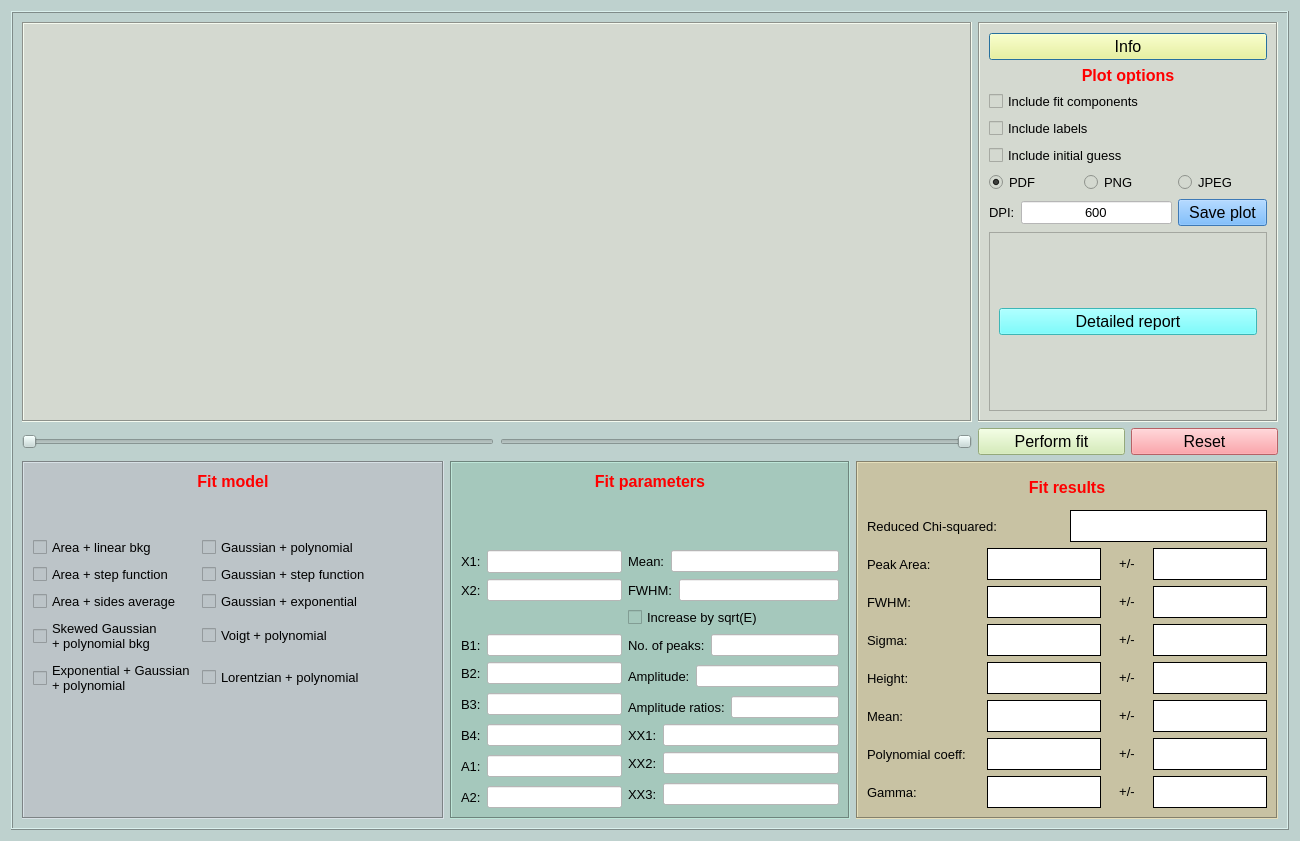
The window that nasagamma/win_adv_fit.ui (mauricioAyllon/NASA-gamma) describes before a commit, drawn with Qt 5.
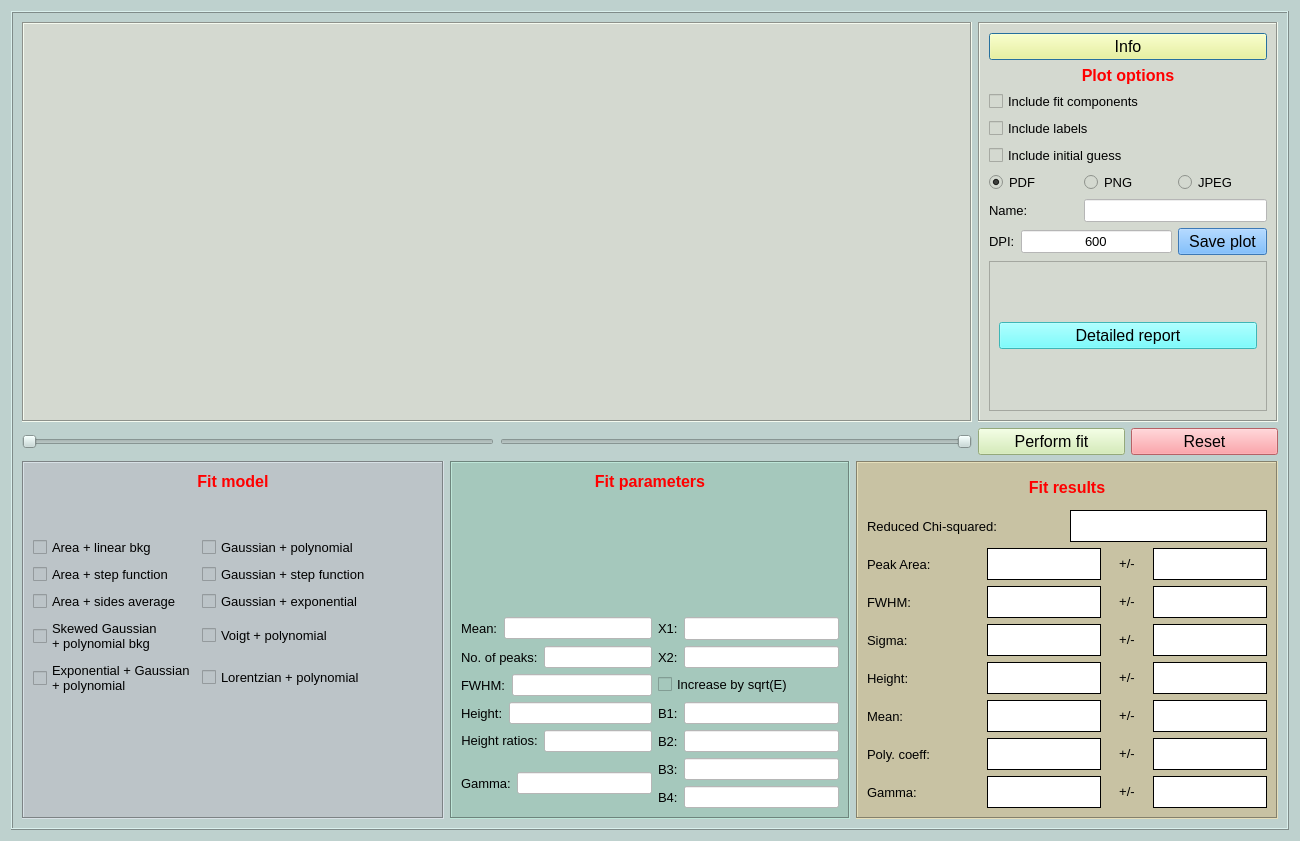
The same window after the commit. Custom widgets are drawn as their Qt base class.

Commit message: Improved advanced fit layout

```diff
--- a/nasagamma/win_adv_fit.ui
+++ b/nasagamma/win_adv_fit.ui
@@ -170,18 +170,55 @@
            </item>
            <item>
             <layout class="QGridLayout" name="gridLayout_10">
-             <item row="0" column="2">
-              <widget class="QRadioButton" name="radioButton_3">
+             <item row="2" column="2">
+              <widget class="QPushButton" name="pushButton_3">
                <property name="font">
                 <font>
-                 <pointsize>10</pointsize>
+                 <pointsize>12</pointsize>
                 </font>
                </property>
+               <property name="styleSheet">
+                <string notr="true">background-color: rgb(85, 170, 255);</string>
+               </property>
                <property name="text">
-                <string>JPEG</string>
+                <string>Save plot</string>
                </property>
               </widget>
              </item>
+             <item row="2" column="0" colspan="2">
+              <layout class="QGridLayout" name="gridLayout_9">
+               <item row="1" column="0">
+                <widget class="QLabel" name="label_4">
+                 <property name="font">
+                  <font>
+                   <pointsize>10</pointsize>
+                  </font>
+                 </property>
+                 <property name="text">
+                  <string>DPI:</string>
+                 </property>
+                </widget>
+               </item>
+               <item row="1" column="1">
+                <widget class="QLineEdit" name="lineEdit">
+                 <property name="font">
+                  <font>
+                   <pointsize>10</pointsize>
+                  </font>
+                 </property>
+                 <property name="styleSheet">
+                  <string notr="true">background-color: rgb(255, 255, 255);</string>
+                 </property>
+                 <property name="text">
+                  <string>600</string>
+                 </property>
+                 <property name="alignment">
+                  <set>Qt::AlignCenter</set>
+                 </property>
+                </widget>
+               </item>
+              </layout>
+             </item>
              <item row="0" column="1">
               <widget class="QRadioButton" name="radioButton_2">
                <property name="font">
@@ -197,18 +234,15 @@
                </property>
               </widget>
              </item>
-             <item row="1" column="2">
-              <widget class="QPushButton" name="pushButton_3">
+             <item row="0" column="2">
+              <widget class="QRadioButton" name="radioButton_3">
                <property name="font">
                 <font>
-                 <pointsize>12</pointsize>
+                 <pointsize>10</pointsize>
                 </font>
                </property>
-               <property name="styleSheet">
-                <string notr="true">background-color: rgb(85, 170, 255);</string>
-               </property>
                <property name="text">
-                <string>Save plot</string>
+                <string>JPEG</string>
                </property>
               </widget>
              </item>
@@ -227,39 +261,29 @@
                </property>
               </widget>
              </item>
-             <item row="1" column="0" colspan="2">
-              <layout class="QGridLayout" name="gridLayout_9">
-               <item row="0" column="0">
-                <widget class="QLabel" name="label_4">
-                 <property name="font">
-                  <font>
-                   <pointsize>10</pointsize>
-                  </font>
-                 </property>
-                 <property name="text">
-                  <string>DPI:</string>
-                 </property>
-                </widget>
-               </item>
-               <item row="0" column="1">
-                <widget class="QLineEdit" name="lineEdit">
-                 <property name="font">
-                  <font>
-                   <pointsize>10</pointsize>
-                  </font>
-                 </property>
-                 <property name="styleSheet">
-                  <string notr="true">background-color: rgb(255, 255, 255);</string>
-                 </property>
-                 <property name="text">
-                  <string>600</string>
-                 </property>
-                 <property name="alignment">
-                  <set>Qt::AlignCenter</set>
-                 </property>
-                </widget>
-               </item>
-              </layout>
+             <item row="1" column="0">
+              <widget class="QLabel" name="label_17">
+               <property name="font">
+                <font>
+                 <pointsize>10</pointsize>
+                </font>
+               </property>
+               <property name="text">
+                <string>Name:</string>
+               </property>
+              </widget>
+             </item>
+             <item row="1" column="1" colspan="2">
+              <widget class="QLineEdit" name="lineEdit_8">
+               <property name="font">
+                <font>
+                 <pointsize>10</pointsize>
+                </font>
+               </property>
+               <property name="styleSheet">
+                <string notr="true">background-color: rgb(255, 255, 255);</string>
+               </property>
+              </widget>
              </item>
             </layout>
            </item>
@@ -1044,7 +1068,7 @@
                   </font>
                  </property>
                  <property name="text">
-                  <string>Polynomial coeff:</string>
+                  <string>Poly. coeff:</string>
                  </property>
                 </widget>
                </item>
@@ -1219,22 +1243,22 @@
             <layout class="QGridLayout" name="gridLayout_81">
              <item row="2" column="0">
               <layout class="QGridLayout" name="gridLayout_29">
-               <item row="1" column="0">
-                <layout class="QGridLayout" name="gridLayout_14">
+               <item row="6" column="0">
+                <layout class="QGridLayout" name="gridLayout_26">
                  <item row="0" column="0">
-                  <widget class="QLabel" name="label_7">
+                  <widget class="QLabel" name="label_19">
                    <property name="font">
                     <font>
                      <pointsize>10</pointsize>
                     </font>
                    </property>
                    <property name="text">
-                    <string>X2:</string>
+                    <string>Gamma:</string>
                    </property>
                   </widget>
                  </item>
                  <item row="0" column="1">
-                  <widget class="QLineEdit" name="lineEdit_3">
+                  <widget class="QLineEdit" name="lineEdit_gamma">
                    <property name="styleSheet">
                     <string notr="true">background-color: rgb(255, 255, 255);</string>
                    </property>
@@ -1242,7 +1266,79 @@
                  </item>
                 </layout>
                </item>
-               <item row="4" column="0">
+               <item row="2" column="0">
+                <layout class="QGridLayout" name="gridLayout_22">
+                 <item row="0" column="0">
+                  <widget class="QLabel" name="label_9">
+                   <property name="font">
+                    <font>
+                     <pointsize>10</pointsize>
+                    </font>
+                   </property>
+                   <property name="text">
+                    <string>FWHM:</string>
+                   </property>
+                  </widget>
+                 </item>
+                 <item row="0" column="1">
+                  <widget class="QLineEdit" name="lineEdit_fwhm">
+                   <property name="styleSheet">
+                    <string notr="true">background-color: rgb(255, 255, 255);</string>
+                   </property>
+                  </widget>
+                 </item>
+                </layout>
+               </item>
+               <item row="5" column="0">
+                <layout class="QGridLayout" name="gridLayout_25">
+                 <item row="0" column="0">
+                  <widget class="QLabel" name="label_12">
+                   <property name="font">
+                    <font>
+                     <pointsize>10</pointsize>
+                    </font>
+                   </property>
+                   <property name="text">
+                    <string>&lt;html&gt;&lt;head/&gt;&lt;body&gt;&lt;p&gt;Height ratios:&lt;/p&gt;&lt;/body&gt;&lt;/html&gt;</string>
+                   </property>
+                   <property name="alignment">
+                    <set>Qt::AlignCenter</set>
+                   </property>
+                  </widget>
+                 </item>
+                 <item row="0" column="1">
+                  <widget class="QLineEdit" name="lineEdit_height_ratios">
+                   <property name="styleSheet">
+                    <string notr="true">background-color: rgb(255, 255, 255);</string>
+                   </property>
+                  </widget>
+                 </item>
+                </layout>
+               </item>
+               <item row="4" column="1">
+                <layout class="QGridLayout" name="gridLayout_15">
+                 <item row="0" column="0">
+                  <widget class="QLabel" name="label_13">
+                   <property name="font">
+                    <font>
+                     <pointsize>10</pointsize>
+                    </font>
+                   </property>
+                   <property name="text">
+                    <string>B1:</string>
+                   </property>
+                  </widget>
+                 </item>
+                 <item row="0" column="1">
+                  <widget class="QLineEdit" name="lineEdit_B1">
+                   <property name="styleSheet">
+                    <string notr="true">background-color: rgb(255, 255, 255);</string>
+                   </property>
+                  </widget>
+                 </item>
+                </layout>
+               </item>
+               <item row="5" column="1">
                 <layout class="QGridLayout" name="gridLayout_16">
                  <item row="0" column="0">
                   <widget class="QLabel" name="label_14">
@@ -1265,145 +1361,7 @@
                  </item>
                 </layout>
                </item>
-               <item row="5" column="0" rowspan="2">
-                <layout class="QGridLayout" name="gridLayout_17">
-                 <item row="0" column="0">
-                  <widget class="QLabel" name="label_15">
-                   <property name="font">
-                    <font>
-                     <pointsize>10</pointsize>
-                    </font>
-                   </property>
-                   <property name="text">
-                    <string>B3:</string>
-                   </property>
-                  </widget>
-                 </item>
-                 <item row="0" column="1">
-                  <widget class="QLineEdit" name="lineEdit_6">
-                   <property name="styleSheet">
-                    <string notr="true">background-color: rgb(255, 255, 255);</string>
-                   </property>
-                  </widget>
-                 </item>
-                </layout>
-               </item>
-               <item row="7" column="0">
-                <layout class="QGridLayout" name="gridLayout_18">
-                 <item row="0" column="0">
-                  <widget class="QLabel" name="label_16">
-                   <property name="font">
-                    <font>
-                     <pointsize>10</pointsize>
-                    </font>
-                   </property>
-                   <property name="text">
-                    <string>B4:</string>
-                   </property>
-                  </widget>
-                 </item>
-                 <item row="0" column="1">
-                  <widget class="QLineEdit" name="lineEdit_7">
-                   <property name="styleSheet">
-                    <string notr="true">background-color: rgb(255, 255, 255);</string>
-                   </property>
-                  </widget>
-                 </item>
-                </layout>
-               </item>
-               <item row="10" column="0">
-                <layout class="QGridLayout" name="gridLayout_20">
-                 <item row="0" column="0">
-                  <widget class="QLabel" name="label_18">
-                   <property name="font">
-                    <font>
-                     <pointsize>10</pointsize>
-                    </font>
-                   </property>
-                   <property name="text">
-                    <string>A2:</string>
-                   </property>
-                  </widget>
-                 </item>
-                 <item row="0" column="1">
-                  <widget class="QLineEdit" name="lineEdit_9">
-                   <property name="styleSheet">
-                    <string notr="true">background-color: rgb(255, 255, 255);</string>
-                   </property>
-                  </widget>
-                 </item>
-                </layout>
-               </item>
-               <item row="8" column="0" rowspan="2">
-                <layout class="QGridLayout" name="gridLayout_19">
-                 <item row="0" column="0">
-                  <widget class="QLabel" name="label_17">
-                   <property name="font">
-                    <font>
-                     <pointsize>10</pointsize>
-                    </font>
-                   </property>
-                   <property name="text">
-                    <string>A1:</string>
-                   </property>
-                  </widget>
-                 </item>
-                 <item row="0" column="1">
-                  <widget class="QLineEdit" name="lineEdit_8">
-                   <property name="styleSheet">
-                    <string notr="true">background-color: rgb(255, 255, 255);</string>
-                   </property>
-                  </widget>
-                 </item>
-                </layout>
-               </item>
-               <item row="8" column="1">
-                <layout class="QGridLayout" name="gridLayout_27">
-                 <item row="0" column="0">
-                  <widget class="QLabel" name="label_20">
-                   <property name="font">
-                    <font>
-                     <pointsize>10</pointsize>
-                    </font>
-                   </property>
-                   <property name="text">
-                    <string>XX2:</string>
-                   </property>
-                  </widget>
-                 </item>
-                 <item row="0" column="1">
-                  <widget class="QLineEdit" name="lineEdit_16">
-                   <property name="styleSheet">
-                    <string notr="true">background-color: rgb(255, 255, 255);</string>
-                   </property>
-                  </widget>
-                 </item>
-                </layout>
-               </item>
-               <item row="3" column="1">
-                <layout class="QGridLayout" name="gridLayout_23">
-                 <item row="0" column="0">
-                  <widget class="QLabel" name="label_10">
-                   <property name="font">
-                    <font>
-                     <pointsize>10</pointsize>
-                    </font>
-                   </property>
-                   <property name="text">
-                    <string>No. of peaks:</string>
-                   </property>
-                  </widget>
-                 </item>
-                 <item row="0" column="1">
-                  <widget class="QLineEdit" name="lineEdit_12">
-                   <property name="styleSheet">
-                    <string notr="true">background-color: rgb(255, 255, 255);</string>
-                   </property>
-                  </widget>
-                 </item>
-                </layout>
-               </item>
-               <item row="4" column="1" rowspan="2">
+               <item row="4" column="0">
                 <layout class="QGridLayout" name="gridLayout_24">
                  <item row="0" column="0">
                   <widget class="QLabel" name="label_11">
@@ -1413,7 +1371,7 @@
                     </font>
                    </property>
                    <property name="text">
-                    <string>Amplitude:</string>
+                    <string>Height:</string>
                    </property>
                   </widget>
                  </item>
@@ -1426,30 +1384,7 @@
                  </item>
                 </layout>
                </item>
-               <item row="3" column="0">
-                <layout class="QGridLayout" name="gridLayout_15">
-                 <item row="0" column="0">
-                  <widget class="QLabel" name="label_13">
-                   <property name="font">
-                    <font>
-                     <pointsize>10</pointsize>
-                    </font>
-                   </property>
-                   <property name="text">
-                    <string>B1:</string>
-                   </property>
-                  </widget>
-                 </item>
-                 <item row="0" column="1">
-                  <widget class="QLineEdit" name="lineEdit_4">
-                   <property name="styleSheet">
-                    <string notr="true">background-color: rgb(255, 255, 255);</string>
-                   </property>
-                  </widget>
-                 </item>
-                </layout>
-               </item>
-               <item row="0" column="1">
+               <item row="0" column="0">
                 <layout class="QGridLayout" name="gridLayout_21">
                  <item row="0" column="0">
                   <widget class="QLabel" name="label_8">
@@ -1464,7 +1399,30 @@
                   </widget>
                  </item>
                  <item row="0" column="1">
-                  <widget class="QLineEdit" name="lineEdit_10">
+                  <widget class="QLineEdit" name="lineEdit_mean">
+                   <property name="styleSheet">
+                    <string notr="true">background-color: rgb(255, 255, 255);</string>
+                   </property>
+                  </widget>
+                 </item>
+                </layout>
+               </item>
+               <item row="1" column="0">
+                <layout class="QGridLayout" name="gridLayout_23">
+                 <item row="0" column="0">
+                  <widget class="QLabel" name="label_10">
+                   <property name="font">
+                    <font>
+                     <pointsize>10</pointsize>
+                    </font>
+                   </property>
+                   <property name="text">
+                    <string>No. of peaks:</string>
+                   </property>
+                  </widget>
+                 </item>
+                 <item row="0" column="1">
+                  <widget class="QLineEdit" name="lineEdit_no_peaks">
                    <property name="styleSheet">
                     <string notr="true">background-color: rgb(255, 255, 255);</string>
                    </property>
@@ -1473,29 +1431,29 @@
                 </layout>
                </item>
                <item row="1" column="1">
-                <layout class="QGridLayout" name="gridLayout_22">
+                <layout class="QGridLayout" name="gridLayout_14">
+                 <item row="0" column="1">
+                  <widget class="QLineEdit" name="lineEdit_x2">
+                   <property name="styleSheet">
+                    <string notr="true">background-color: rgb(255, 255, 255);</string>
+                   </property>
+                  </widget>
+                 </item>
                  <item row="0" column="0">
-                  <widget class="QLabel" name="label_9">
+                  <widget class="QLabel" name="label_7">
                    <property name="font">
                     <font>
                      <pointsize>10</pointsize>
                     </font>
                    </property>
                    <property name="text">
-                    <string>FWHM:</string>
-                   </property>
-                  </widget>
-                 </item>
-                 <item row="0" column="1">
-                  <widget class="QLineEdit" name="lineEdit_11">
-                   <property name="styleSheet">
-                    <string notr="true">background-color: rgb(255, 255, 255);</string>
+                    <string>X2:</string>
                    </property>
                   </widget>
                  </item>
                 </layout>
                </item>
-               <item row="0" column="0">
+               <item row="0" column="1">
                 <layout class="QGridLayout" name="gridLayout_13">
                  <item row="0" column="0">
                   <widget class="QLabel" name="label_6">
@@ -1527,71 +1485,48 @@
                 </layout>
                </item>
                <item row="6" column="1">
-                <layout class="QGridLayout" name="gridLayout_25">
+                <layout class="QGridLayout" name="gridLayout_17">
                  <item row="0" column="0">
-                  <widget class="QLabel" name="label_12">
+                  <widget class="QLabel" name="label_15">
                    <property name="font">
                     <font>
                      <pointsize>10</pointsize>
                     </font>
                    </property>
                    <property name="text">
-                    <string>Amplitude ratios:</string>
+                    <string>B3:</string>
                    </property>
                   </widget>
                  </item>
                  <item row="0" column="1">
-                  <widget class="QLineEdit" name="lineEdit_14">
+                  <widget class="QLineEdit" name="lineEdit_B3">
                    <property name="styleSheet">
                     <string notr="true">background-color: rgb(255, 255, 255);</string>
                    </property>
                   </widget>
                  </item>
-                </layout>
-               </item>
-               <item row="7" column="1">
-                <layout class="QGridLayout" name="gridLayout_26">
-                 <item row="0" column="0">
-                  <widget class="QLabel" name="label_19">
-                   <property name="font">
-                    <font>
-                     <pointsize>10</pointsize>
-                    </font>
-                   </property>
-                   <property name="text">
-                    <string>XX1:</string>
-                   </property>
-                  </widget>
-                 </item>
-                 <item row="0" column="1">
-                  <widget class="QLineEdit" name="lineEdit_15">
-                   <property name="styleSheet">
-                    <string notr="true">background-color: rgb(255, 255, 255);</string>
-                   </property>
-                  </widget>
-                 </item>
-                </layout>
-               </item>
-               <item row="9" column="1" rowspan="2">
-                <layout class="QGridLayout" name="gridLayout_28">
-                 <item row="0" column="0">
-                  <widget class="QLabel" name="label_21">
-                   <property name="font">
-                    <font>
-                     <pointsize>10</pointsize>
-                    </font>
-                   </property>
-                   <property name="text">
-                    <string>XX3:</string>
-                   </property>
-                  </widget>
-                 </item>
-                 <item row="0" column="1">
-                  <widget class="QLineEdit" name="lineEdit_17">
-                   <property name="styleSheet">
-                    <string notr="true">background-color: rgb(255, 255, 255);</string>
-                   </property>
-                  </widget>
+                 <item row="1" column="0" colspan="2">
+                  <layout class="QGridLayout" name="gridLayout_18">
+                   <item row="0" column="0">
+                    <widget class="QLabel" name="label_16">
+                     <property name="font">
+                      <font>
+                       <pointsize>10</pointsize>
+                      </font>
+                     </property>
+                     <property name="text">
+                      <string>B4:</string>
+                     </property>
+                    </widget>
+                   </item>
+                   <item row="0" column="1">
+                    <widget class="QLineEdit" name="lineEdit_B4">
+                     <property name="styleSheet">
+                      <string notr="true">background-color: rgb(255, 255, 255);</string>
+                     </property>
+                    </widget>
+                   </item>
+                  </layout>
                  </item>
                 </layout>
                </item>
```
Left out of the diff: 42 changed lines with no effect on the pictures.
